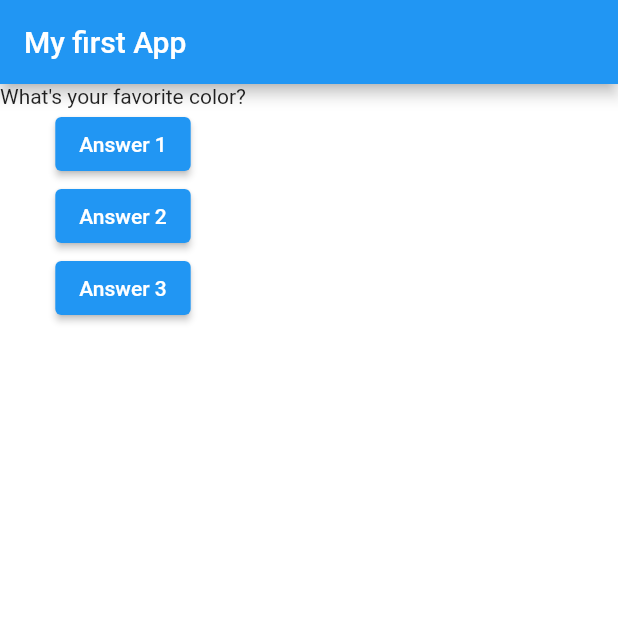
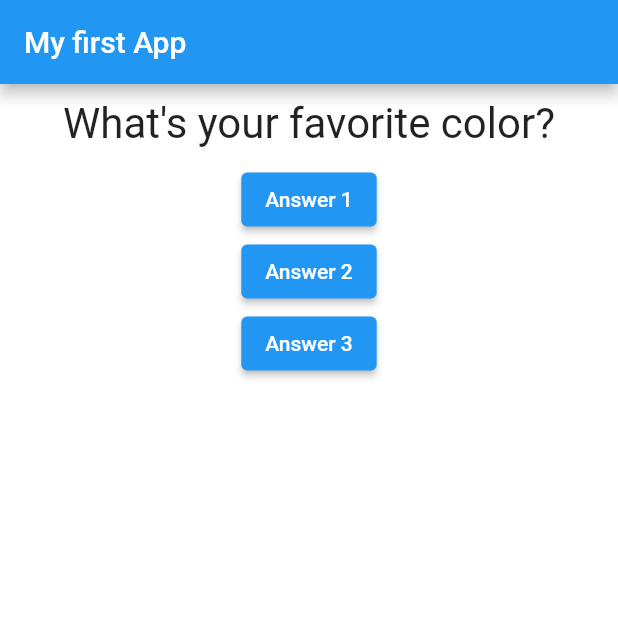
Before and after one commit to ricci1710/flutter_dart_guide, a Flutter app: the screen it shows after launch, on a phone screen of 412 x 824 dp, the top half of it. Run offline on Flutter 3.47's test engine with Material 2 defaults, Android fonts, the phone set to English and light mode, and no system bars.

Commit message:
section 2: 40. First Styling & Layouting Steps

```diff
--- a/lib/question.dart
+++ b/lib/question.dart
@@ -7,6 +7,16 @@ class Question extends StatelessWidget {
 
   @override
   Widget build(BuildContext context) {
-    return Text(questionText);
+    return Container(
+      width: double.infinity,
+      margin: const EdgeInsets.all(10),
+      child: Text(
+        questionText,
+        style: const TextStyle(
+          fontSize: 28,
+        ),
+        textAlign: TextAlign.center,
+      ),
+    );
   }
 }
```
